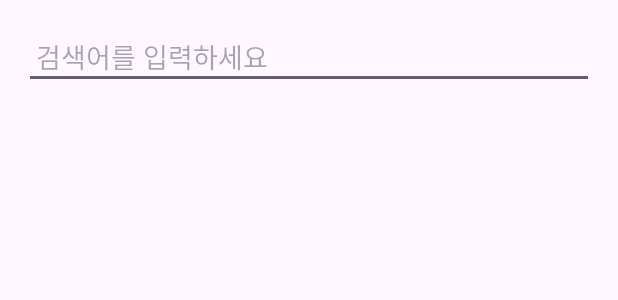
After one commit to JangHyunWoo258/calendar3, an Android app: the layout activity_search.xml on its own in the app's theme, with its tools: preview values and no code run, on a phone screen of 412 x 824 dp. The commit adds this screen. Shown: the top 300 px of the screen. Run offline under Robolectric (Android 15) with nearby library versions, the phone set to English and light mode, and no system bars.

Commit message:
검색기능 구현 완료

```diff
--- a/app/src/main/AndroidManifest.xml
+++ b/app/src/main/AndroidManifest.xml
@@ -26,6 +26,7 @@
         <activity android:name=".MainActivity" />
         <activity android:name=".ScheduleInputActivity"/>
         <activity android:name=".ScheduleListActivity" />
+        <activity android:name=".SearchActivity" />
 
     </application>
 
--- /dev/null
+++ b/app/src/main/res/layout/activity_search.xml
@@ -0,0 +1,28 @@
+<RelativeLayout xmlns:android="http://schemas.android.com/apk/res/android"
+    xmlns:tools="http://schemas.android.com/tools"
+    android:layout_width="match_parent"
+    android:layout_height="match_parent"
+    xmlns:app="http://schemas.android.com/apk/res-auto"
+    tools:context=".SearchActivity">
+
+    <EditText
+        android:id="@+id/editTextSearch"
+        android:layout_width="match_parent"
+        android:layout_height="wrap_content"
+        android:layout_marginStart="16dp"
+        android:layout_marginTop="16dp"
+        android:layout_marginEnd="16dp"
+        android:layout_marginBottom="16dp"
+        android:hint="검색어를 입력하세요"
+        android:padding="8dp" />
+
+    <androidx.recyclerview.widget.RecyclerView
+        android:id="@+id/searchRecyclerView"
+        android:layout_width="match_parent"
+        android:layout_height="match_parent"
+        android:layout_below="@+id/editTextSearch"
+        android:layout_marginTop="16dp"/>
+
+
+
+</RelativeLayout>
```
Also changed, not shown: app/src/main/java/com/example/calendar/MainActivity.kt (+35 -1 lines), app/src/main/java/com/example/calendar/SearchActivity.kt (added, +93 -0 lines), app/src/main/java/com/example/calendar/SearchResultAdapter.kt (added, +40 -0 lines), app/src/main/java/com/example/calendar/SearchResultItem.kt (added, +12 -0 lines), app/src/main/res/layout/search_result_item.xml (added, +17 -0 lines).
